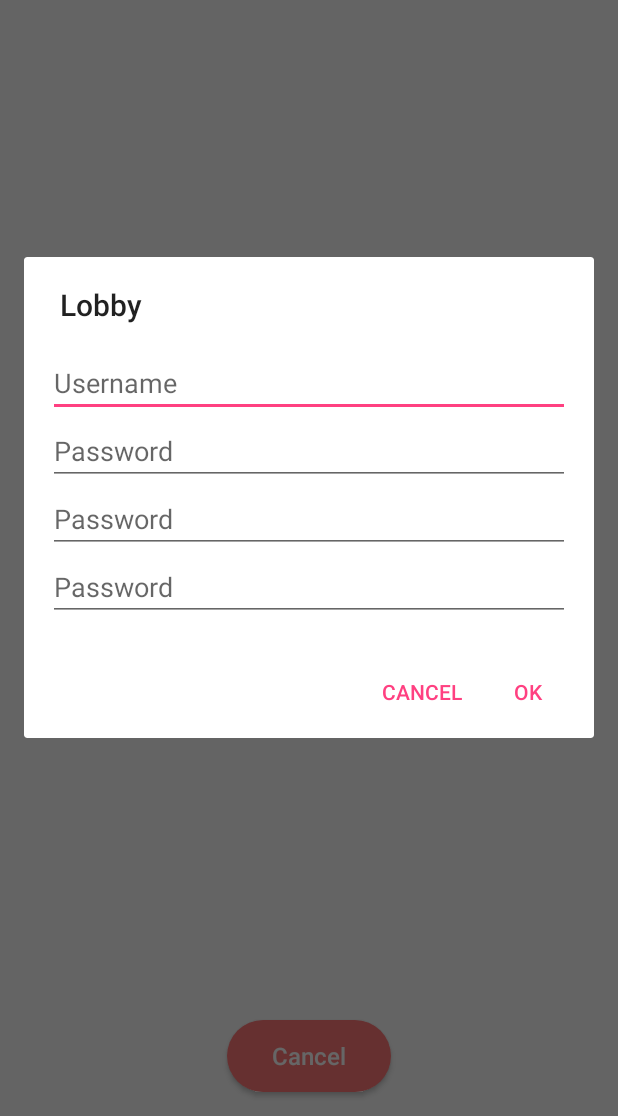
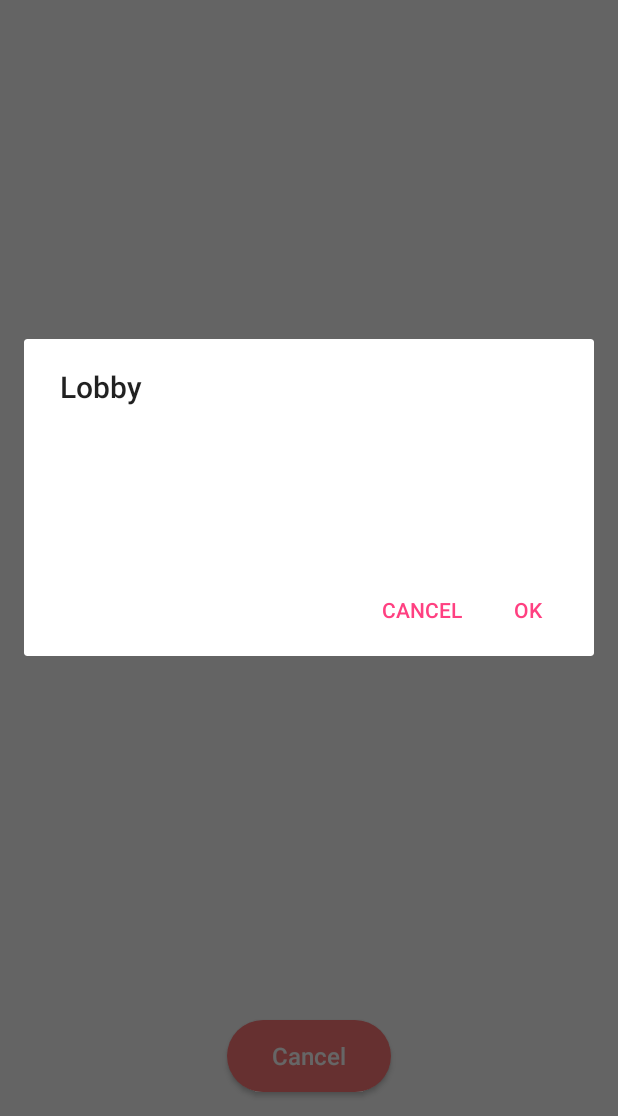
Before and after one commit to SifatTaj/scrimp, an Android app: the HomeActivity screen opened directly, with no data from a screen before it, after a tap on "Set Destination", on a phone screen of 412 x 824 dp, the part 120-1236 px from its top. Run offline under Robolectric (Android 15) with nearby library versions, the phone set to English and light mode, and no system bars; our stand-ins replace CircleImageView, Firebase (no records; nobody signed in at launch, a user with empty details on screens opened directly); 4 statements that could not run were skipped.

Commit message:
Result Dialog

```diff
--- a/app/src/main/java/com/scrimpapp/scrimp/HomeActivity.java
+++ b/app/src/main/java/com/scrimpapp/scrimp/HomeActivity.java
@@ -4,7 +4,9 @@ import android.os.Bundle;
 import androidx.appcompat.app.AppCompatActivity;
 import android.util.Log;
 import android.view.View;
+import android.widget.ArrayAdapter;
 import android.widget.Button;
+import android.widget.ListView;
 import android.widget.TextView;
 
 import com.airbnb.lottie.LottieAnimationView;
@@ -22,6 +24,7 @@ import com.google.firebase.firestore.FirebaseFirestore;
 import com.google.firebase.firestore.FirebaseFirestoreException;
 import com.google.firebase.firestore.GeoPoint;
 import com.google.firebase.firestore.QuerySnapshot;
+import com.scrimpapp.scrimp.util.LobbyListAdapter;
 import com.scrimpapp.scrimp.util.ResultDialog;
 
 import java.util.ArrayList;
@@ -42,7 +45,12 @@ public class HomeActivity extends AppCompatActivity implements OnMapReadyCallbac
     private FirebaseFirestore mFirestore;
     private FirebaseDatabase mFirebaseDB;
     private FirebaseAuth mAuth;
-    private List<String> matchesList;
+
+    public List<String> matchesList;
+    public List<String> nameList;
+    public List<String> idList;
+    public List<String> imgList;
+    public static LobbyListAdapter lobbyListAdapter;
 
 
     private String userId;
@@ -54,6 +62,7 @@ public class HomeActivity extends AppCompatActivity implements OnMapReadyCallbac
     private double higherLat = 0.0;
     private double higherLng = 0.0;
 
+
     @Override
     protected void onCreate(Bundle savedInstanceState) {
         super.onCreate(savedInstanceState);
@@ -64,6 +73,11 @@ public class HomeActivity extends AppCompatActivity implements OnMapReadyCallbac
         rippleAnimation = findViewById(R.id.ripple_animation);
 
         matchesList = new ArrayList<>();
+        nameList = new ArrayList<>();
+        idList = new ArrayList<>();
+        imgList = new ArrayList();
+
+        lobbyListAdapter = new LobbyListAdapter(this, nameList, idList, imgList);
 
         mFirestore = FirebaseFirestore.getInstance();
         mFirebaseDB = FirebaseDatabase.getInstance();
@@ -143,6 +157,10 @@ public class HomeActivity extends AppCompatActivity implements OnMapReadyCallbac
 
                                     if(doc.getDocument().getBoolean("online")) {
                                         matchesList.add(doc.getDocument().getString("user_id"));
+                                        nameList.add(doc.getDocument().getString("name"));
+                                        idList.add(doc.getDocument().getString("bracu_id"));
+                                        imgList.add(doc.getDocument().getString("dp_url"));
+                                        lobbyListAdapter.notifyDataSetChanged();
                                         tvMatches.setText(matchesList.size() + " found");
                                     }
                                     else if (!doc.getDocument().getBoolean("online")){
@@ -165,16 +183,6 @@ public class HomeActivity extends AppCompatActivity implements OnMapReadyCallbac
         });
     }
 
-
-    /**
-     * Manipulates the map once available.
-     * This callback is triggered when the map is ready to be used.
-     * This is where we can add markers or lines, add listeners or move the camera. In this case,
-     * we just add a marker near Sydney, Australia.
-     * If Google Play services is not installed on the device, the user will be prompted to install
-     * it inside the SupportMapFragment. This method will only be triggered once the user has
-     * installed Google Play services and returned to the app.
-     */
     @Override
     public void onMapReady(GoogleMap googleMap) {
         mMap = googleMap;
--- /dev/null
+++ b/app/src/main/java/com/scrimpapp/scrimp/util/LobbyListAdapter.java
@@ -0,0 +1,99 @@
+package com.scrimpapp.scrimp.util;
+
+import android.app.Activity;
+import android.content.Context;
+import android.graphics.Bitmap;
+import android.graphics.BitmapFactory;
+import android.os.AsyncTask;
+import android.provider.ContactsContract;
+import android.view.LayoutInflater;
+import android.view.View;
+import android.view.ViewGroup;
+import android.widget.ArrayAdapter;
+import android.widget.ImageView;
+import android.widget.TextView;
+
+import com.scrimpapp.scrimp.R;
+
+import java.io.IOException;
+import java.io.InputStream;
+import java.net.HttpURLConnection;
+import java.net.URL;
+import java.util.List;
+
+import de.hdodenhof.circleimageview.CircleImageView;
+
+public class LobbyListAdapter extends ArrayAdapter {
+
+    private final Activity context;
+
+    private final List<String> imageIDarray;
+
+    private final List<String> nameArray;
+
+    private final List<String> infoArray;
+
+    public LobbyListAdapter(Activity context, List<String> nameArrayParam, List<String> infoArrayParam, List<String> imageIDArrayParam){
+
+        super(context, R.layout.list_tile , nameArrayParam);
+
+        this.context=context;
+        this.imageIDarray = imageIDArrayParam;
+        this.nameArray = nameArrayParam;
+        this.infoArray = infoArrayParam;
+
+    }
+
+    public View getView(int position, View view, ViewGroup parent) {
+        LayoutInflater inflater=context.getLayoutInflater();
+        View rowView=inflater.inflate(R.layout.list_tile, null,true);
+
+        //this code gets references to objects in the listview_row.xml file
+        TextView nameTextField = rowView.findViewById(R.id.tvDisplayNameInTile);
+        TextView infoTextField = rowView.findViewById(R.id.tvBracuIdInTile);
+        CircleImageView imageView = rowView.findViewById(R.id.imageView1ID);
+
+        //this code sets the values of the objects to values from the arrays
+        nameTextField.setText(nameArray.get(position));
+        infoTextField.setText(infoArray.get(position));
+
+        String dpUrl = imageIDarray.get(position);
+        new DpLoader(context, imageView).execute(dpUrl);
+
+        return rowView;
+
+    };
+}
+
+class DpLoader extends AsyncTask<String, Void, Bitmap> {
+
+    final Context context;
+    final CircleImageView profileImage;
+
+    DpLoader(Context context, CircleImageView profileImage) {
+        this.context = context;
+        this.profileImage = profileImage;
+    }
+
+    @Override
+    protected Bitmap doInBackground(String... src) {
+        try {
+            URL url = new URL(src[0]);
+            HttpURLConnection connection = (HttpURLConnection) url.openConnection();
+            connection.setDoInput(true);
+            connection.connect();
+            InputStream input = connection.getInputStream();
+            Bitmap myBitmap = BitmapFactory.decodeStream(input);
+            return myBitmap;
+        } catch (IOException e) {
+//            Toast.makeText(context, "Could not load profile image", Toast.LENGTH_LONG).show();
+            return null;
+        }
+    }
+
+    @Override
+    protected void onPostExecute(Bitmap bitmap) {
+        super.onPostExecute(bitmap);
+        profileImage.setImageBitmap(bitmap);
+    }
+}
--- a/app/src/main/java/com/scrimpapp/scrimp/util/ResultDialog.java
+++ b/app/src/main/java/com/scrimpapp/scrimp/util/ResultDialog.java
@@ -6,16 +6,43 @@ import android.content.DialogInterface;
 import android.os.Bundle;
 import android.view.LayoutInflater;
 import android.view.View;
+import com.scrimpapp.scrimp.HomeActivity;
+
+import android.widget.Adapter;
+import android.widget.ArrayAdapter;
 import android.widget.EditText;
+import android.widget.ListView;
 
 import com.scrimpapp.scrimp.R;
 
+import androidx.annotation.NonNull;
+import androidx.annotation.Nullable;
 import androidx.appcompat.app.AlertDialog;
 import androidx.appcompat.app.AppCompatDialogFragment;
 
 public class ResultDialog extends AppCompatDialogFragment {
-    private EditText editTextUsername;
-    private EditText editTextPassword;
+
+
+    String[] nameArray = {"Octopus","Pig","Sheep","Rabbit" };
+
+    String[] infoArray = {
+            "16108576",
+            "16108576",
+            "16108576",
+            "16108576",
+    };
+
+    Integer[] imageArray = {
+            R.drawable.profile_placeholder,
+            R.drawable.profile_placeholder,
+            R.drawable.profile_placeholder,
+            R.drawable.profile_placeholder,
+    };
+
+    @Override
+    public void onViewCreated(@NonNull View view, @Nullable Bundle savedInstanceState) {
+        super.onViewCreated(view, savedInstanceState);
+    }
 
     @Override
     public Dialog onCreateDialog(Bundle savedInstanceState) {
@@ -35,13 +62,15 @@ public class ResultDialog extends AppCompatDialogFragment {
                 .setPositiveButton("ok", new DialogInterface.OnClickListener() {
                     @Override
                     public void onClick(DialogInterface dialogInterface, int i) {
-                        String username = editTextUsername.getText().toString();
-                        String password = editTextPassword.getText().toString();
+
+                    }
+                })
+                .setAdapter(HomeActivity.lobbyListAdapter, new DialogInterface.OnClickListener() {
+                    @Override
+                    public void onClick(DialogInterface dialog, int which) {
+
                     }
                 });
-
-        editTextUsername = view.findViewById(R.id.edit_username);
-        editTextPassword = view.findViewById(R.id.edit_password);
 
         return builder.create();
     }
--- a/app/src/main/res/layout/results_dialog.xml
+++ b/app/src/main/res/layout/results_dialog.xml
@@ -4,40 +4,4 @@
     android:layout_height="match_parent"
     android:padding="16dp">
 
-    <EditText
-        android:id="@+id/edit_username"
-        android:layout_width="match_parent"
-        android:layout_height="wrap_content"
-        android:hint="Username" />
-
-    <EditText
-        android:id="@+id/edit_password"
-        android:layout_width="match_parent"
-        android:layout_height="wrap_content"
-        android:layout_below="@id/edit_username"
-        android:layout_alignParentStart="true"
-        android:layout_alignParentLeft="true"
-        android:hint="Password"
-        android:inputType="textPassword" />
-
-    <EditText
-        android:id="@+id/asd"
-        android:layout_width="match_parent"
-        android:layout_height="wrap_content"
-        android:layout_below="@id/edit_password"
-        android:layout_alignParentStart="true"
-        android:layout_alignParentLeft="true"
-        android:hint="Password"
-        android:inputType="textPassword" />
-
-    <EditText
-        android:id="@+id/edit_paszxcsword"
-        android:layout_width="match_parent"
-        android:layout_height="wrap_content"
-        android:layout_below="@id/asd"
-        android:layout_alignParentStart="true"
-        android:layout_alignParentLeft="true"
-        android:hint="Password"
-        android:inputType="textPassword" />
-
 </RelativeLayout>
```
Also changed, not shown: app/src/main/res/layout/list_tile.xml (+9 -7 lines).
